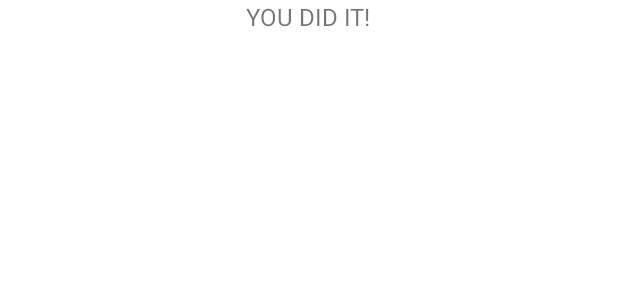
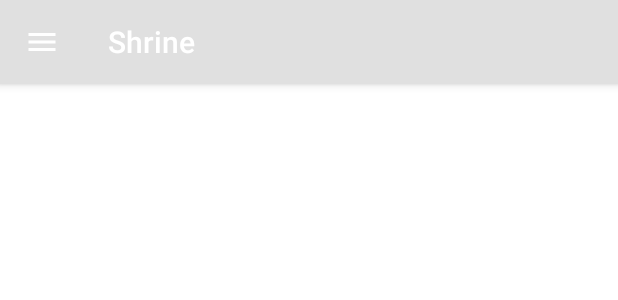
Before and after one commit to carolasilva99/infnet-android-interfaces, an Android app: the layout shr_product_grid_fragment.xml on its own in the app's theme, with its tools: preview values and no code run, on a phone screen of 412 x 824 dp. Shown: the top 300 px of the screen. Run offline under Robolectric (Android 15) with nearby library versions, the phone set to English and light mode, and no system bars.

Commit message:
Adds a top app bar

```diff
--- a/TP1/TP1/kotlin/shrine/app/src/main/res/layout/shr_product_grid_fragment.xml
+++ b/TP1/TP1/kotlin/shrine/app/src/main/res/layout/shr_product_grid_fragment.xml
@@ -6,18 +6,16 @@
     android:layout_height="match_parent"
     tools:context=".ProductGridFragment">
 
-    <LinearLayout
+    <com.google.android.material.appbar.AppBarLayout
         android:layout_width="match_parent"
-        android:layout_height="wrap_content"
-        android:orientation="vertical">
+        android:layout_height="wrap_content">
 
-        <TextView
-            android:layout_width="wrap_content"
-            android:layout_height="wrap_content"
-            android:layout_gravity="center"
-            android:text="You did it!"
-            android:textAllCaps="true"
-            android:textSize="16sp" />
-
-    </LinearLayout>
+        <androidx.appcompat.widget.Toolbar
+            android:id="@+id/app_bar"
+            style="@style/Widget.Shrine.Toolbar"
+            android:layout_width="match_parent"
+            android:layout_height="?attr/actionBarSize"
+            app:navigationIcon="@drawable/shr_menu"
+            app:title="@string/shr_app_name" />
+    </com.google.android.material.appbar.AppBarLayout>
 </FrameLayout>
--- a/TP1/TP1/kotlin/shrine/app/src/main/res/menu/shr_toolbar_menu.xml
+++ b/TP1/TP1/kotlin/shrine/app/src/main/res/menu/shr_toolbar_menu.xml
@@ -10,5 +10,5 @@
         android:id="@+id/filter"
         android:icon="@drawable/shr_filter"
         android:title="@string/shr_filter_title"
-        app:showAsAction="always" />
+        app:showAsAction="ifRoom" />
 </menu>
```
Also changed, not shown: TP1/TP1/kotlin/shrine/app/src/main/java/com/google/codelabs/mdc/kotlin/shrine/ProductGridFragment.kt (+19 -4 lines).
